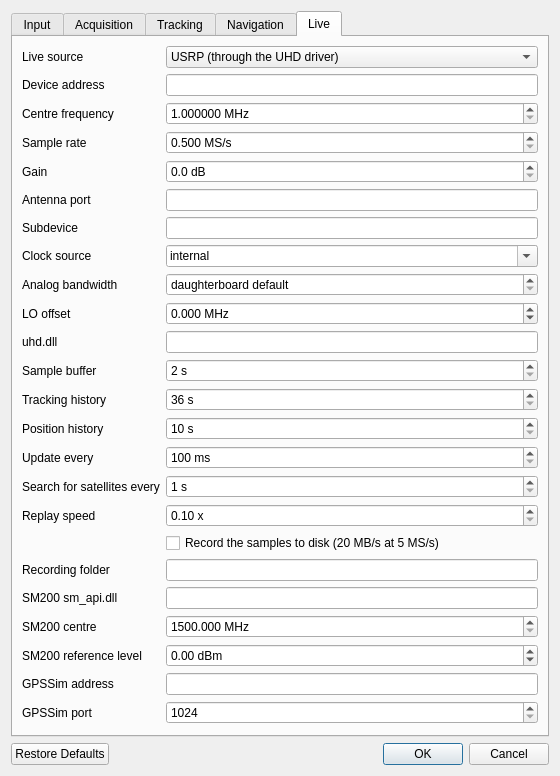
Qt form src/gui/SettingsDialog.ui (mfkiwl/SoftGpsReceiver) before a commit.
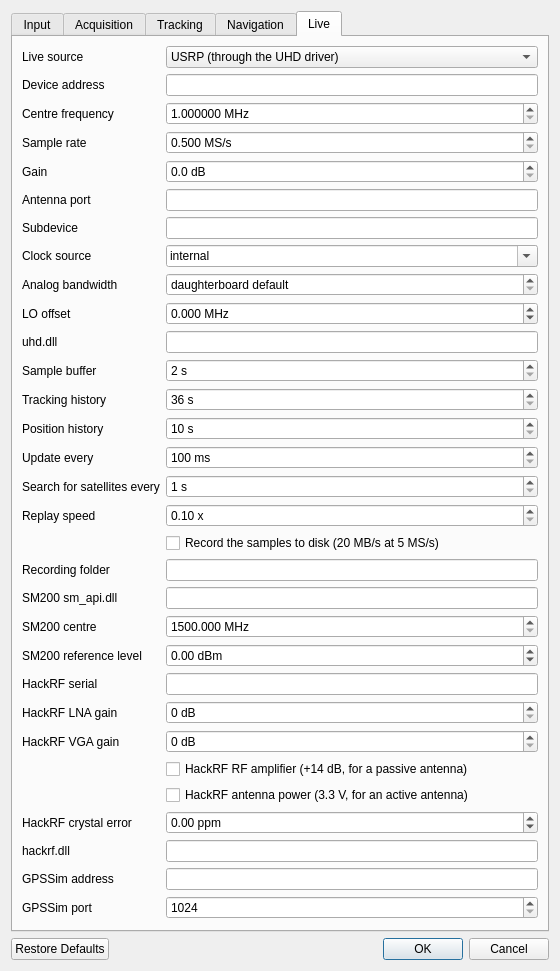
The same form after that commit. The open tabs and pages were chosen to show the change.

Commit message: Add a HackRF One live source

The edit to the form file:
```diff
--- a/src/gui/SettingsDialog.ui
+++ b/src/gui/SettingsDialog.ui
@@ -215,6 +215,18 @@
        <item row="20" column="1"><widget class="QDoubleSpinBox" name="smCenterSpin"><property name="toolTip"><string>41.5 MHz is usable at 50 MS/s. 1590 MHz covers L1/E1 and every GLONASS channel; 1585 MHz clips channel +6.</string></property><property name="suffix"><string> MHz</string></property><property name="decimals"><number>3</number></property><property name="minimum"><double>1500.000000000000000</double></property><property name="maximum"><double>1700.000000000000000</double></property></widget></item>
        <item row="21" column="0"><widget class="QLabel" name="smRefLabel"><property name="text"><string>SM200 reference level</string></property></widget></item>
        <item row="21" column="1"><widget class="QDoubleSpinBox" name="smRefSpin"><property name="suffix"><string> dBm</string></property><property name="minimum"><double>-130.000000000000000</double></property><property name="maximum"><double>20.000000000000000</double></property></widget></item>
+       <item row="22" column="0"><widget class="QLabel" name="hackrfSerialLabel"><property name="text"><string>HackRF serial</string></property></widget></item>
+       <item row="22" column="1"><widget class="QLineEdit" name="hackrfSerialEdit"><property name="toolTip"><string>Or its last digits. Empty = the first HackRF found. The HackRF uses the centre frequency, sample rate (2 to 20 MS/s) and LO offset above; with an LO offset the band sits at that IF.</string></property></widget></item>
+       <item row="23" column="0"><widget class="QLabel" name="hackrfLnaLabel"><property name="text"><string>HackRF LNA gain</string></property></widget></item>
+       <item row="23" column="1"><widget class="QSpinBox" name="hackrfLnaSpin"><property name="suffix"><string> dB</string></property><property name="maximum"><number>40</number></property><property name="singleStep"><number>8</number></property></widget></item>
+       <item row="24" column="0"><widget class="QLabel" name="hackrfVgaLabel"><property name="text"><string>HackRF VGA gain</string></property></widget></item>
+       <item row="24" column="1"><widget class="QSpinBox" name="hackrfVgaSpin"><property name="suffix"><string> dB</string></property><property name="maximum"><number>62</number></property><property name="singleStep"><number>2</number></property></widget></item>
+       <item row="25" column="1"><widget class="QCheckBox" name="hackrfAmpCheck"><property name="text"><string>HackRF RF amplifier (+14 dB, for a passive antenna)</string></property></widget></item>
+       <item row="26" column="1"><widget class="QCheckBox" name="hackrfPowerCheck"><property name="toolTip"><string>Never with a cable to another radio or a signal generator: the DC would go into it.</string></property><property name="text"><string>HackRF antenna power (3.3 V, for an active antenna)</string></property></widget></item>
+       <item row="27" column="0"><widget class="QLabel" name="hackrfPpmLabel"><property name="text"><string>HackRF crystal error</string></property></widget></item>
+       <item row="27" column="1"><widget class="QDoubleSpinBox" name="hackrfPpmSpin"><property name="toolTip"><string>Positive when the HackRF runs fast. The tuning and the sample rate are corrected by it.</string></property><property name="suffix"><string> ppm</string></property><property name="decimals"><number>2</number></property><property name="minimum"><double>-100.000000000000000</double></property><property name="maximum"><double>100.000000000000000</double></property><property name="singleStep"><double>0.100000000000000</double></property></widget></item>
+       <item row="28" column="0"><widget class="QLabel" name="hackrfPathLabel"><property name="text"><string>hackrf.dll</string></property></widget></item>
+       <item row="28" column="1"><widget class="QLineEdit" name="hackrfPathEdit"><property name="toolTip"><string>Empty = next to the program, then PATH. libusb-1.0.dll must sit beside it.</string></property></widget></item>
       </layout>
      </widget>
     </widget>
```
Left out of the diff: 1 changed line with no effect on the pictures. The commit also changes 11 other files.
